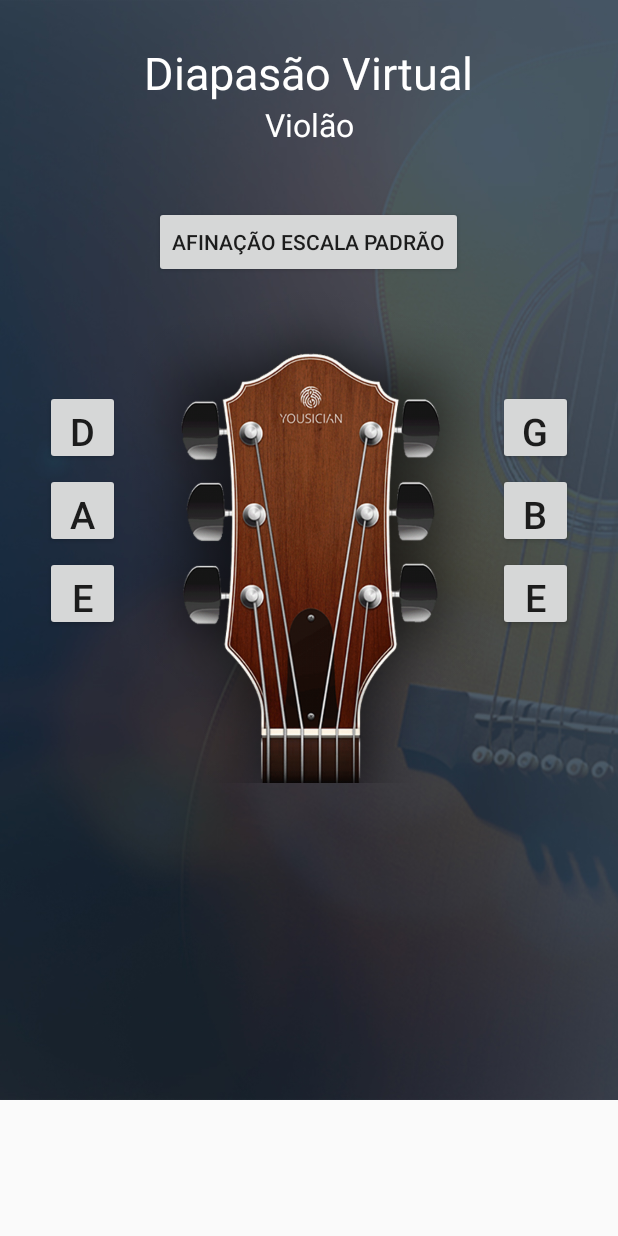
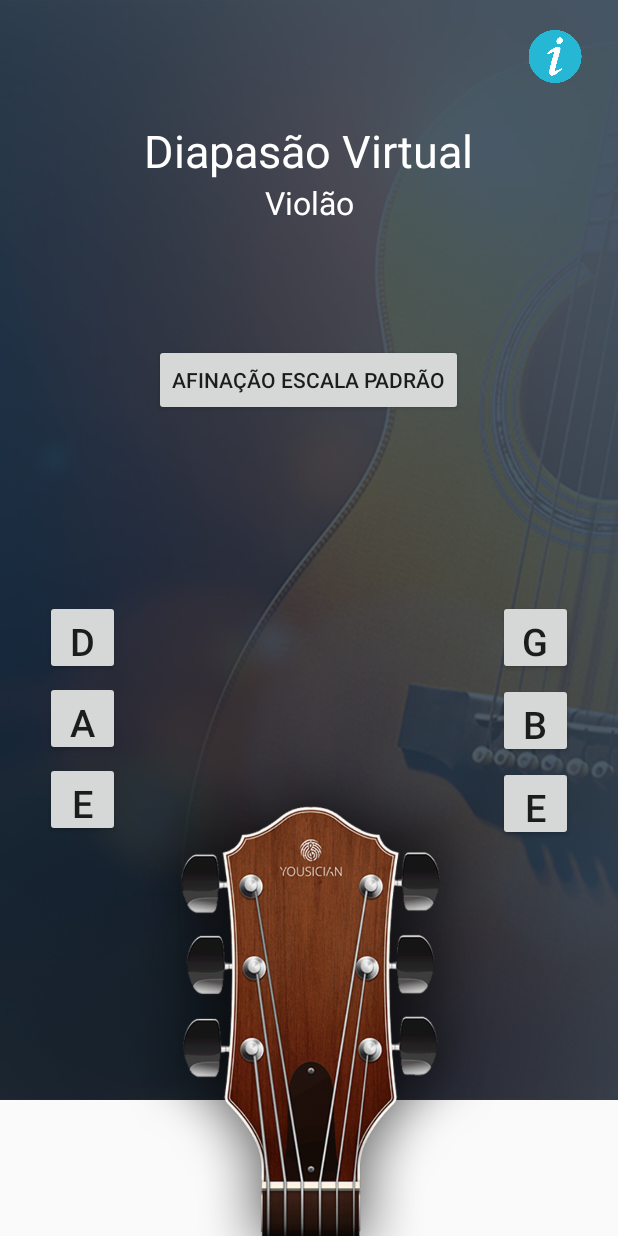
Before and after one commit to gildojunior/DiapasaoVirtual, an Android app: the MainActivity screen opened directly, with no data from a screen before it, on a phone screen of 412 x 824 dp. Run offline under Robolectric (Android 15) with nearby library versions, the phone set to English and light mode, and no system bars.

Commit message:
Alterações realizadas: * imagem adicionada a tela inicial * botão info adicionado * reorganização da tela (titulos e imagens) * deixei um bloco no fim do main com uma tentativa de criar um pop-up para info sobre os desenvolvedores e versão

```diff
--- a/app/src/main/res/layout/activity_main.xml
+++ b/app/src/main/res/layout/activity_main.xml
@@ -22,28 +22,18 @@
         android:id="@+id/bg"
         android:layout_width="379dp"
         android:layout_height="522dp"
+        app:layout_constraintBottom_toBottomOf="parent"
         app:layout_constraintEnd_toEndOf="parent"
         app:layout_constraintStart_toStartOf="parent"
         app:layout_constraintTop_toTopOf="parent"
+        app:layout_constraintVertical_bias="1.0"
         app:srcCompat="@drawable/violao" />
-
-    <Button
-        android:id="@+id/buttonD"
-        android:layout_width="50dp"
-        android:layout_height="50dp"
-        android:layout_marginStart="30dp"
-        android:layout_marginTop="260dp"
-        android:text="@string/re"
-        android:textAlignment="center"
-        android:textSize="25sp"
-        app:layout_constraintStart_toStartOf="parent"
-        app:layout_constraintTop_toTopOf="parent" />
 
     <Button
         android:id="@+id/buttonG"
         android:layout_width="50dp"
         android:layout_height="50dp"
-        android:layout_marginTop="260dp"
+        android:layout_marginTop="400dp"
         android:layout_marginEnd="30dp"
         android:text="@string/sol"
         android:textAlignment="center"
@@ -76,11 +66,23 @@
         app:layout_constraintTop_toBottomOf="@+id/buttonB" />
 
     <Button
+        android:id="@+id/buttonD"
+        android:layout_width="50dp"
+        android:layout_height="50dp"
+        android:layout_marginStart="30dp"
+        android:layout_marginTop="400dp"
+        android:text="@string/re"
+        android:textAlignment="center"
+        android:textSize="25sp"
+        app:layout_constraintStart_toStartOf="parent"
+        app:layout_constraintTop_toTopOf="parent" />
+
+    <Button
         android:id="@+id/buttonA"
         android:layout_width="50dp"
         android:layout_height="50dp"
         android:layout_marginStart="30dp"
-        android:layout_marginTop="5dp"
+        android:layout_marginTop="4dp"
         android:text="@string/la"
         android:textAlignment="center"
         android:textSize="25sp"
@@ -92,7 +94,7 @@
         android:layout_width="50dp"
         android:layout_height="50dp"
         android:layout_marginStart="30dp"
-        android:layout_marginTop="5dp"
+        android:layout_marginTop="4dp"
         android:text="@string/mizao"
         android:textAlignment="center"
         android:textSize="25sp"
@@ -103,7 +105,7 @@
         android:id="@+id/btn_afinacao"
         android:layout_width="wrap_content"
         android:layout_height="wrap_content"
-        android:layout_marginTop="40dp"
+        android:layout_marginTop="80dp"
         android:text="@string/btn_text"
         app:layout_constraintEnd_toEndOf="parent"
         app:layout_constraintHorizontal_bias="0.497"
@@ -114,7 +116,7 @@
         android:id="@+id/textView"
         android:layout_width="wrap_content"
         android:layout_height="wrap_content"
-        android:layout_marginTop="28dp"
+        android:layout_marginTop="80dp"
         android:text="@string/title"
         android:textColor="#FFFFFF"
         android:textSize="30sp"
@@ -133,4 +135,15 @@
         app:layout_constraintStart_toStartOf="parent"
         app:layout_constraintTop_toBottomOf="@+id/textView" />
 
+    <ImageView
+        android:id="@+id/info"
+        android:layout_width="44dp"
+        android:layout_height="35dp"
+        android:layout_marginTop="20dp"
+        android:layout_marginEnd="20dp"
+        android:clickable="true"
+        app:layout_constraintEnd_toEndOf="parent"
+        app:layout_constraintTop_toTopOf="parent"
+        app:srcCompat="@drawable/info" />
+
 </androidx.constraintlayout.widget.ConstraintLayout>
--- a/build.gradle
+++ b/build.gradle
@@ -5,7 +5,7 @@ buildscript {
         jcenter()
     }
     dependencies {
-        classpath "com.android.tools.build:gradle:4.0.1"
+        classpath 'com.android.tools.build:gradle:4.1.1'
 
         // NOTE: Do not place your application dependencies here; they belong
         // in the individual module build.gradle files
```
Also changed, not shown: app/src/main/java/edu/br/unifcv/myapplication/MainActivity.java (+32 -0 lines), app/src/main/res/layout/activity_apresentacao.xml (+2 -15 lines), app/src/main/res/drawable/info.png (added), app/src/main/res/drawable/shape_inic.jpg (added), gradle/wrapper/gradle-wrapper.properties.
